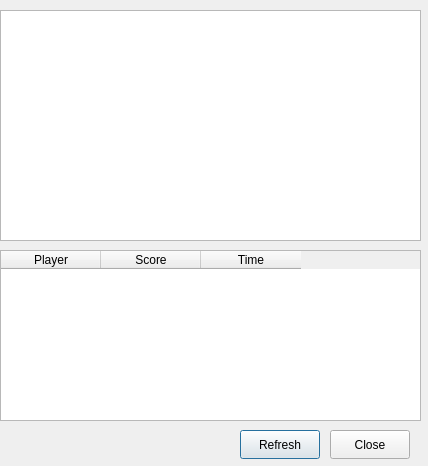
Old version of the form ui/serverList.ui in the repository wuzhenjiexd/steam-friends-status.
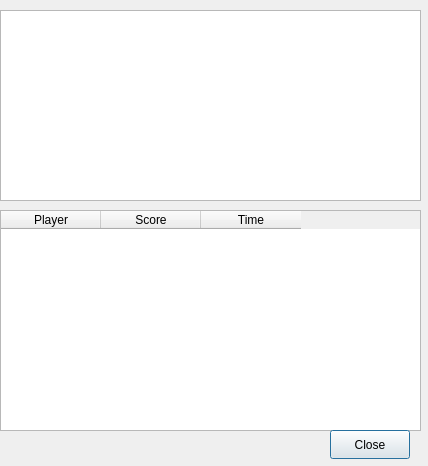
New version of the form.

Commit message:
Friends ID/Profiles detection/Server list info
Profile detection:
The entire steamcommunity URL to a profile can now be provided when
querying through Steam Friends Status.

Server list:
Add sorting (which doesn't work as it should on some columns since
it does string based sorting), and resize the columns to take up
as much space as possible.

Patch:
```diff
--- a/ui/serverList.ui
+++ b/ui/serverList.ui
@@ -9,6 +9,12 @@
     <height>466</height>
    </rect>
   </property>
+  <property name="maximumSize" >
+   <size>
+    <width>428</width>
+    <height>466</height>
+   </size>
+  </property>
   <property name="windowTitle" >
    <string>Server Information</string>
   </property>
@@ -18,28 +24,55 @@
      <x>0</x>
      <y>10</y>
      <width>421</width>
-     <height>231</height>
+     <height>191</height>
     </rect>
    </property>
+   <property name="maximumSize" >
+    <size>
+     <width>421</width>
+     <height>191</height>
+    </size>
+   </property>
   </widget>
   <widget class="QTableWidget" name="tableScores" >
    <property name="geometry" >
     <rect>
      <x>0</x>
-     <y>250</y>
+     <y>210</y>
      <width>421</width>
-     <height>171</height>
+     <height>221</height>
     </rect>
    </property>
+   <property name="sizePolicy" >
+    <sizepolicy vsizetype="Expanding" hsizetype="Expanding" >
+     <horstretch>0</horstretch>
+     <verstretch>0</verstretch>
+    </sizepolicy>
+   </property>
+   <property name="maximumSize" >
+    <size>
+     <width>421</width>
+     <height>221</height>
+    </size>
+   </property>
    <property name="layoutDirection" >
     <enum>Qt::LeftToRight</enum>
    </property>
    <property name="alternatingRowColors" >
+    <bool>true</bool>
+   </property>
+   <property name="showGrid" >
     <bool>false</bool>
    </property>
    <property name="sortingEnabled" >
     <bool>true</bool>
    </property>
+   <property name="wordWrap" >
+    <bool>false</bool>
+   </property>
+   <property name="cornerButtonEnabled" >
+    <bool>false</bool>
+   </property>
    <property name="rowCount" >
     <number>0</number>
    </property>
@@ -62,19 +95,6 @@
     </property>
    </column>
   </widget>
-  <widget class="QPushButton" name="refreshButton" >
-   <property name="geometry" >
-    <rect>
-     <x>240</x>
-     <y>430</y>
-     <width>80</width>
-     <height>29</height>
-    </rect>
-   </property>
-   <property name="text" >
-    <string>Refresh</string>
-   </property>
-  </widget>
   <widget class="QPushButton" name="closeButton" >
    <property name="geometry" >
     <rect>
```
Left out of the diff: 16 changed lines with no effect on the pictures. The commit also changes 4 other files.
